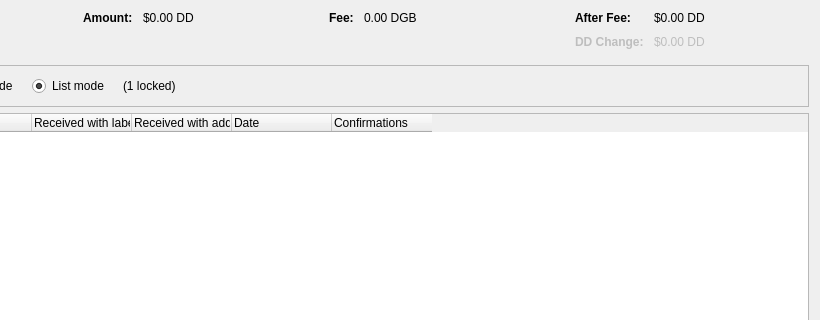
First picture: the form in src/qt/forms/digidollarcoincontroldialog.ui, repository JohnnyLawDGB/digibyte, before the edit; both pictures show x 180 to 1000 and y 0 to 320 of the 1000 by 500 pixel window.
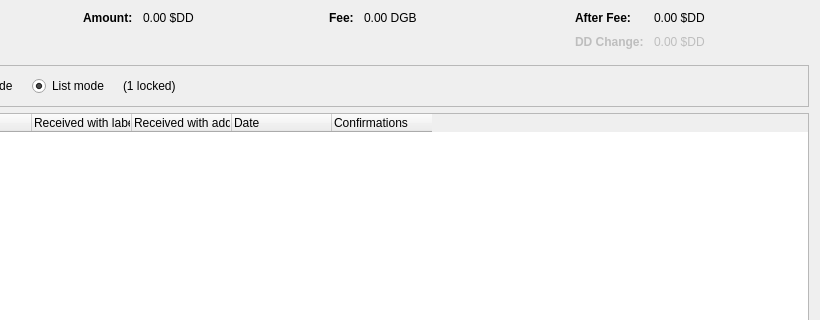
Second picture: the form after the edit. Custom widgets are drawn as their Qt base class.

Patch:
```diff
--- a/src/qt/forms/digidollarcoincontroldialog.ui
+++ b/src/qt/forms/digidollarcoincontroldialog.ui
@@ -135,7 +135,7 @@
           <enum>Qt::ActionsContextMenu</enum>
          </property>
          <property name="text">
-          <string notr="true">$0.00 DD</string>
+          <string notr="true">0.00 $DD</string>
          </property>
          <property name="textInteractionFlags">
           <set>Qt::LinksAccessibleByMouse|Qt::TextSelectableByKeyboard|Qt::TextSelectableByMouse</set>
@@ -228,7 +228,7 @@
           <enum>Qt::ActionsContextMenu</enum>
          </property>
          <property name="text">
-          <string notr="true">$0.00 DD</string>
+          <string notr="true">0.00 $DD</string>
          </property>
          <property name="textInteractionFlags">
           <set>Qt::LinksAccessibleByMouse|Qt::TextSelectableByKeyboard|Qt::TextSelectableByMouse</set>
@@ -263,7 +263,7 @@
           <enum>Qt::ActionsContextMenu</enum>
          </property>
          <property name="text">
-          <string notr="true">$0.00 DD</string>
+          <string notr="true">0.00 $DD</string>
          </property>
          <property name="textInteractionFlags">
           <set>Qt::LinksAccessibleByMouse|Qt::TextSelectableByKeyboard|Qt::TextSelectableByMouse</set>
```
